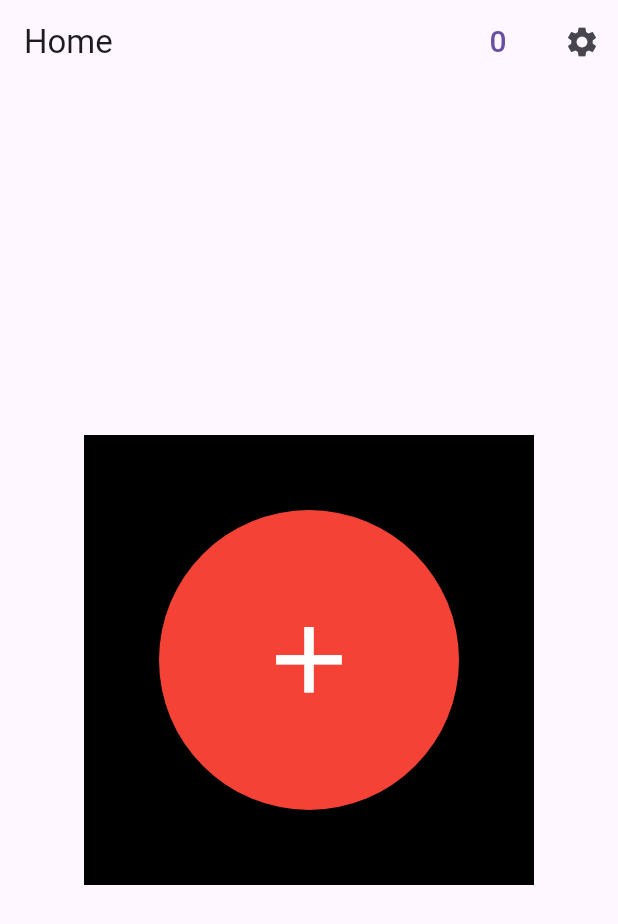
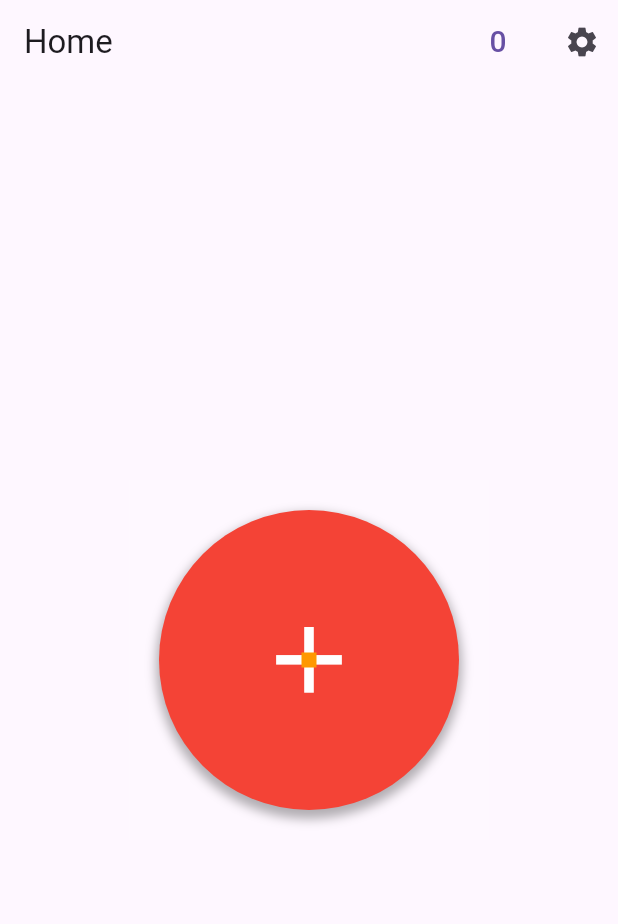
Before and after one commit to dylcarinc/click_plus_plus, a Flutter app: the screen it shows once a user with an empty profile is signed in, on a phone screen of 412 x 824 dp. Shown: the top 924 px of the screen. Run offline on Flutter 3.47's test engine with Material 3 defaults, Android fonts, the phone set to English and light mode, and no system bars; our stand-ins replace cloud_firestore, firebase_auth, firebase_core; missing offline and left inert: firebase_ui_auth; accounts and stored records are empty.

Commit message:
Working moderately well
Works, but spawning seems to avoid bottom right quadrant.

```diff
--- a/lib/app properties/Pages/home.dart
+++ b/lib/app properties/Pages/home.dart
@@ -1,3 +1,5 @@
+import 'dart:math';
+
 import 'package:click_plus_plus/app%20properties/theme_provider.dart';
 import 'package:click_plus_plus/widgets/custom_animated_icon.dart';
 import 'package:flutter/material.dart';
@@ -18,7 +20,8 @@
 class _HomeScreenState extends State<HomeScreen> {
   int _score = 0;
   String _name = "";
-
+  double size = 240;
+  double margin = 20;
   bool _isChanged = false;
   late List<Widget> stackChildren;
 
@@ -29,15 +32,15 @@
     _getName();
     stackChildren = [
       Container(
-        color: Colors.black,
-        height: 300,
-        width: 300,
+        color: Colors.white10,
+        height: size,
+        width: size,
       ),
       Positioned(
-        bottom: 50,
-        left: 50,
-        right: 50,
-        top: 50,
+        bottom: margin,
+        left: margin,
+        right: margin,
+        top: margin,
         child: CustomRoundButton(
           onPressed: () {
             final myController = TextEditingController();
@@ -71,6 +74,16 @@
           size: 150, // You can adjust the size as needed
         ),
       ),
+      Positioned(
+          top: 115,
+          bottom: 115,
+          left: 115,
+          right: 115,
+          child: Container(
+            color: Colors.orange,
+            height: 5,
+            width: 5,
+          ))
     ];
   }
 
@@ -135,8 +148,38 @@
   }
 
   void _spawnIcon() {
-    stackChildren
-        .add(Positioned(height: 10, width: 10, child: CustomAnimatedIcon()));
+    int _size = size as int;
+    int _margin = margin as int;
+    _size += _margin;
+    Random random = Random();
+    double random_x = random.nextInt(_size - 60) + 20 as double;
+    double random_y = random.nextInt(_size - 60) + 20 as double;
+    //x1 is the center of the circle, x2 is the point.
+    num item = random_y - (_size / 2);
+    num item2 = random_x - (_size / 2);
+    item = pow(item, 2);
+    item2 = pow(item2, 2);
+    double distance = sqrt(item + item2);
+    double radius = (size / 2);
+    print("Distance: ${distance}");
+    print("Radius: ${radius}");
+    while (distance < radius) {
+      random_x = random.nextInt(_size - 60) + 20 as double;
+      random_y = random.nextInt(_size - 60) + 20 as double;
+      //x1 is the center of the circle, x2 is the point.
+      item = random_y - (_size / 2);
+      item2 = random_x - (_size / 2);
+      item = pow(item, 2);
+      item2 = pow(item2, 2);
+      distance = sqrt(item + item2);
+      // radius = size - margin;
+      print("Distance: ${distance}");
+      print("Radius: ${radius}");
+    }
+    print("X: ${random_x}");
+    print("Y: ${random_y}");
+    stackChildren.add(
+        Positioned(top: random_y, left: random_x, child: CustomAnimatedIcon()));
   }
 
   @override
--- a/lib/widgets/custom_animated_icon.dart
+++ b/lib/widgets/custom_animated_icon.dart
@@ -51,10 +51,7 @@
   Widget build(BuildContext context) {
     return AnimatedBuilder(
       animation: _movementController,
-      child: const Icon(
-        Icons.add,
-        color: Colors.red,
-      ),
+      child: const Icon(Icons.add, color: Colors.red, size: 20),
       builder: (BuildContext context, child) {
         return Opacity(
           opacity: 1 - _opacityController.value,
```
